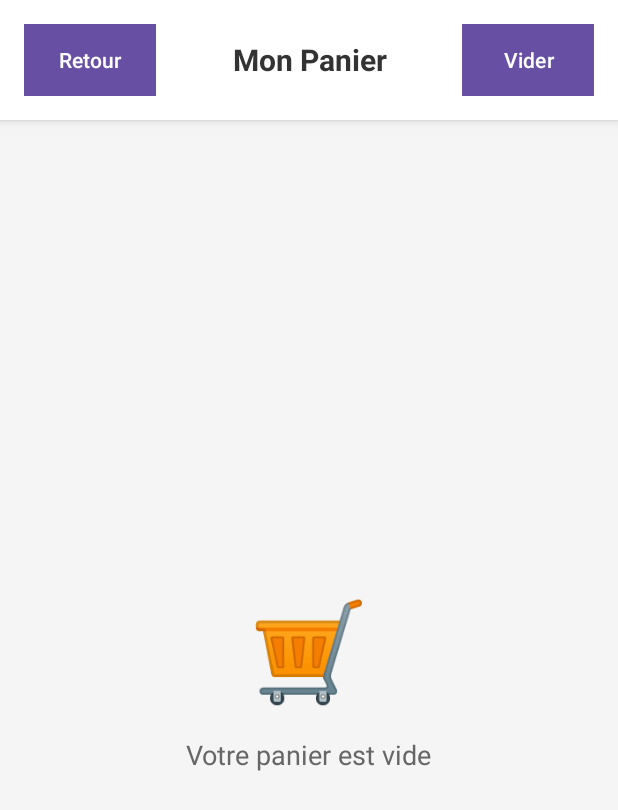
After one commit to folnab/projet_android, an Android app: the CartActivity screen opened directly, with no data from a screen before it, on a phone screen of 412 x 824 dp. The commit adds this screen. Shown: the top 810 px of the screen. Run offline under Robolectric (Android 15) with nearby library versions, the phone set to English and light mode, and no system bars; pictures from the network do not load.

Commit message:
Ajout : Fiche&logique panier

```diff
--- a/app/src/main/AndroidManifest.xml
+++ b/app/src/main/AndroidManifest.xml
@@ -27,6 +27,9 @@
         <activity
             android:name=".ProductDetailActivity"
             android:exported="false" />
+        <activity
+            android:name=".CartActivity"
+            android:exported="false" />
 
     </application>
 
--- /dev/null
+++ b/app/src/main/java/fr/epf/min1/projet_android_de_chassey_flouvat/CartActivity.kt
@@ -0,0 +1,105 @@
+package fr.epf.min1.projet_android_de_chassey_flouvat
+
+import android.os.Bundle
+import android.view.View
+import android.widget.Button
+import android.widget.LinearLayout
+import android.widget.TextView
+import android.widget.Toast
+import androidx.appcompat.app.AppCompatActivity
+import androidx.recyclerview.widget.LinearLayoutManager
+import androidx.recyclerview.widget.RecyclerView
+import fr.epf.min1.projet_android_de_chassey_flouvat.data.CartManager
+
+class CartActivity : AppCompatActivity() {
+
+    private lateinit var cartRecyclerView: RecyclerView
+    private lateinit var emptyCartLayout: LinearLayout
+    private lateinit var cartFooter: LinearLayout
+    private lateinit var totalPriceText: TextView
+    private lateinit var backButton: Button
+    private lateinit var clearCartButton: Button
+    private lateinit var checkoutButton: Button
+
+    private lateinit var cartAdapter: CartAdapter
+
+    override fun onCreate(savedInstanceState: Bundle?) {
+        super.onCreate(savedInstanceState)
+        setContentView(R.layout.activity_cart)
+
+        initViews()
+        setupRecyclerView()
+        setupButtons()
+        updateUI()
+    }
+
+    private fun initViews() {
+        cartRecyclerView = findViewById(R.id.cartRecyclerView)
+        emptyCartLayout = findViewById(R.id.emptyCartLayout)
+        cartFooter = findViewById(R.id.cartFooter)
+        totalPriceText = findViewById(R.id.totalPriceText)
+        backButton = findViewById(R.id.backButton)
+        clearCartButton = findViewById(R.id.clearCartButton)
+        checkoutButton = findViewById(R.id.checkoutButton)
+    }
+
+    private fun setupRecyclerView() {
+        cartAdapter = CartAdapter(
+            CartManager.getCartItems().toMutableList()
+        ) {
+            // Callback quand le panier est mis à jour
+            updateUI()
+        }
+
+        cartRecyclerView.layoutManager = LinearLayoutManager(this)
+        cartRecyclerView.adapter = cartAdapter
+    }
+
+    private fun setupButtons() {
+        // Bouton retour
+        backButton.setOnClickListener {
+            finish()
+        }
+
+        // Bouton vider le panier
+        clearCartButton.setOnClickListener {
+            CartManager.clearCart()
+            cartAdapter.updateData(emptyList())
+            updateUI()
+            Toast.makeText(this, "Panier vidé", Toast.LENGTH_SHORT).show()
+        }
+
+        // Bouton commander
+        checkoutButton.setOnClickListener {
+            if (CartManager.getItemCount() > 0) {
+                Toast.makeText(this, "Commande passée ! Total: €${"%.2f".format(CartManager.getTotalPrice())}", Toast.LENGTH_LONG).show()
+                CartManager.clearCart()
+                cartAdapter.updateData(emptyList())
+                updateUI()
+            }
+        }
+    }
+
+    private fun updateUI() {
+        val cartItems = CartManager.getCartItems()
+        val isEmpty = cartItems.isEmpty()
+
+        // Afficher/masquer les éléments selon si le panier est vide
+        cartRecyclerView.visibility = if (isEmpty) View.GONE else View.VISIBLE
+        emptyCartLayout.visibility = if (isEmpty) View.VISIBLE else View.GONE
+        cartFooter.visibility = if (isEmpty) View.GONE else View.VISIBLE
+
+        // Mettre à jour le prix total
+        if (!isEmpty) {
+            totalPriceText.text = "€${"%.2f".format(CartManager.getTotalPrice())}"
+        }
+
+        // Mettre à jour les données de l'adapter
+        cartAdapter.updateData(cartItems)
+    }
+
+    override fun onResume() {
+        super.onResume()
+        updateUI() // Rafraîchir l'UI au retour sur l'activité
+    }
+}
--- /dev/null
+++ b/app/src/main/res/layout/activity_cart.xml
@@ -0,0 +1,129 @@
+<?xml version="1.0" encoding="utf-8"?>
+<LinearLayout xmlns:android="http://schemas.android.com/apk/res/android"
+    android:layout_width="match_parent"
+    android:layout_height="match_parent"
+    android:orientation="vertical"
+    android:background="#F5F5F5">
+
+    <!-- Header avec bouton retour -->
+    <LinearLayout
+        android:layout_width="match_parent"
+        android:layout_height="wrap_content"
+        android:orientation="horizontal"
+        android:background="#FFFFFF"
+        android:padding="16dp"
+        android:gravity="center_vertical"
+        android:elevation="4dp">
+
+        <Button
+            android:id="@+id/backButton"
+            android:layout_width="wrap_content"
+            android:layout_height="wrap_content"
+            android:text="@string/retour"
+            android:background="#666666"
+            android:textColor="#FFFFFF"
+            android:padding="8dp" />
+
+        <TextView
+            android:layout_width="0dp"
+            android:layout_height="wrap_content"
+            android:layout_weight="1"
+            android:text="@string/mon_panier"
+            android:textSize="20sp"
+            android:textStyle="bold"
+            android:gravity="center"
+            android:textColor="#333333" />
+
+        <Button
+            android:id="@+id/clearCartButton"
+            android:layout_width="wrap_content"
+            android:layout_height="wrap_content"
+            android:text="Vider"
+            android:background="#FF5722"
+            android:textColor="#FFFFFF"
+            android:padding="8dp" />
+
+    </LinearLayout>
+
+    <!-- Liste des produits -->
+    <androidx.recyclerview.widget.RecyclerView
+        android:id="@+id/cartRecyclerView"
+        android:layout_width="match_parent"
+        android:layout_height="0dp"
+        android:layout_weight="1"
+        android:padding="8dp" />
+
+    <!-- Message panier vide -->
+    <LinearLayout
+        android:id="@+id/emptyCartLayout"
+        android:layout_width="match_parent"
+        android:layout_height="0dp"
+        android:layout_weight="1"
+        android:orientation="vertical"
+        android:gravity="center"
+        android:visibility="gone">
+
+        <TextView
+            android:layout_width="wrap_content"
+            android:layout_height="wrap_content"
+            android:text="@string/cadie"
+            android:textSize="64sp" />
+
+        <TextView
+            android:layout_width="wrap_content"
+            android:layout_height="wrap_content"
+            android:text="@string/votre_panier_est_vide"
+            android:textSize="18sp"
+            android:textColor="#666666"
+            android:layout_marginTop="16dp" />
+
+    </LinearLayout>
+
+    <!-- Footer avec total et commande -->
+    <LinearLayout
+        android:id="@+id/cartFooter"
+        android:layout_width="match_parent"
+        android:layout_height="wrap_content"
+        android:orientation="vertical"
+        android:background="#FFFFFF"
+        android:padding="16dp"
+        android:elevation="8dp">
+
+        <LinearLayout
+            android:layout_width="match_parent"
+            android:layout_height="wrap_content"
+            android:orientation="horizontal"
+            android:layout_marginBottom="16dp">
+
+            <TextView
+                android:layout_width="0dp"
+                android:layout_height="wrap_content"
+                android:layout_weight="1"
+                android:text="@string/total"
+                android:textSize="18sp"
+                android:textStyle="bold" />
+
+            <TextView
+                android:id="@+id/totalPriceText"
+                android:layout_width="wrap_content"
+                android:layout_height="wrap_content"
+                android:text="@string/defaut_price"
+                android:textSize="20sp"
+                android:textStyle="bold"
+                android:textColor="#4CAF50" />
+
+        </LinearLayout>
+
+        <Button
+            android:id="@+id/checkoutButton"
+            android:layout_width="match_parent"
+            android:layout_height="wrap_content"
+            android:text="@string/commander"
+            android:textSize="16sp"
+            android:textColor="#FFFFFF"
+            android:background="#4CAF50"
+            android:padding="16dp" />
+
+    </LinearLayout>
+
+</LinearLayout>
--- a/app/src/main/res/values/strings.xml
+++ b/app/src/main/res/values/strings.xml
@@ -5,8 +5,19 @@
     <string name="product_image">Product Image</string>
     <string name="product_title">Product Title</string>
     <string name="default_price">€0.00</string>
+    <string name="default_quantity">1</string>
+    <string name="minus_symbol">-</string>
+    <string name="plus_symbol">+</string>
+    <string name="delete_item">Supprimer</string>
     <string name="category">Category</string>
     <string name="description">Description</string>
     <string name="product_description_placeholder">Product description displayed here</string>
     <string name="add_to_cart">Add to Cart</string>
+    <string name="votre_panier_est_vide">Votre panier est vide</string>
+    <string name="cadie">🛒</string>
+    <string name="total">Total:</string>
+    <string name="defaut_price">€0.00</string>
+    <string name="commander">Commander</string>
+    <string name="retour">Retour</string>
+    <string name="mon_panier">Mon Panier</string>
 </resources>
```
Also changed, not shown: app/src/main/java/fr/epf/min1/projet_android_de_chassey_flouvat/CartAdapter.kt (added, +94 -0 lines), app/src/main/java/fr/epf/min1/projet_android_de_chassey_flouvat/MainActivity.kt (+0 -10 lines), app/src/main/java/fr/epf/min1/projet_android_de_chassey_flouvat/ProductDetailActivity.kt (+11 -2 lines), app/src/main/java/fr/epf/min1/projet_android_de_chassey_flouvat/data/CartItem.kt (added, +9 -0 lines), app/src/main/java/fr/epf/min1/projet_android_de_chassey_flouvat/data/CartManager.kt (added, +31 -0 lines), app/src/main/res/drawable/activity_cart.xml (added, +129 -0 lines), app/src/main/res/drawable/ic_delete.xml (added, +9 -0 lines), app/src/main/res/layout/item_cart.xml (added, +122 -0 lines).
